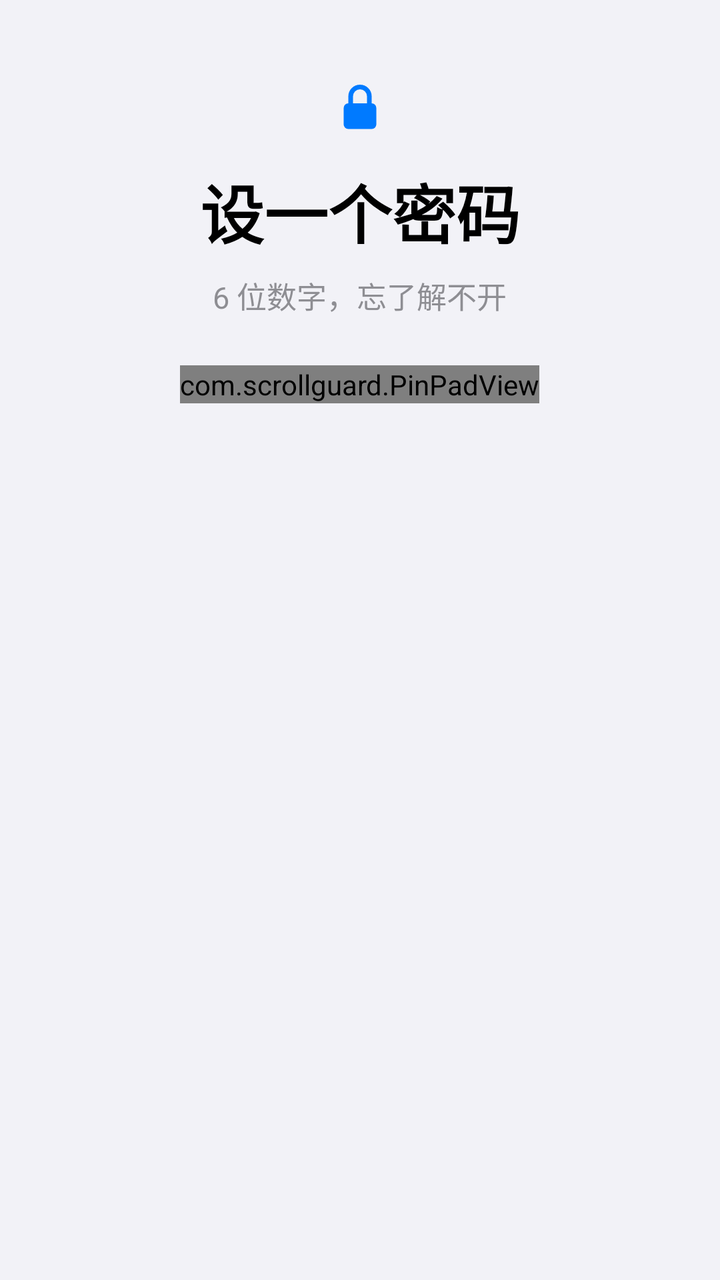
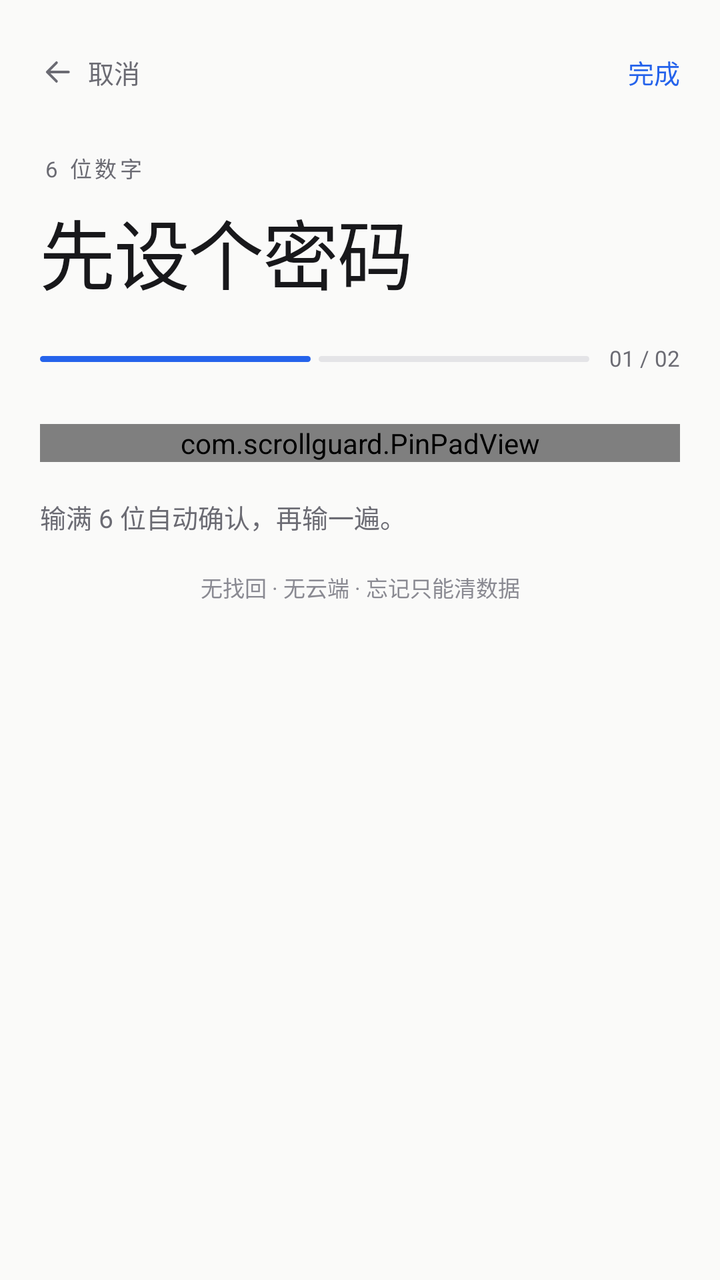

Screens rendered from an Android XML layout before and after an edit, with the pre-edit source and the edit as a unified diff.
<!-- AndroidManifest.xml: application theme AppTheme -->
<!-- res/layout/activity_setup.xml -->
<?xml version="1.0" encoding="utf-8"?>
<ScrollView xmlns:android="http://schemas.android.com/apk/res/android"
    android:layout_width="match_parent"
    android:layout_height="match_parent"
    android:background="@color/bg"
    android:fillViewport="true"
    android:scrollbars="none">

    <LinearLayout
        android:layout_width="match_parent"
        android:layout_height="wrap_content"
        android:gravity="center_horizontal"
        android:orientation="vertical"
        android:paddingLeft="24dp"
        android:paddingRight="24dp"
        android:paddingTop="40dp"
        android:paddingBottom="24dp">

        <ImageView
            android:layout_width="28dp"
            android:layout_height="28dp"
            android:contentDescription="@null"
            android:src="@drawable/ic_lock"
            android:tint="@color/accent" />

        <TextView
            android:id="@+id/setup_title"
            android:layout_width="wrap_content"
            android:layout_height="wrap_content"
            android:layout_marginTop="14dp"
            android:gravity="center"
            android:text="设一个密码"
            android:textColor="@color/text"
            android:textSize="32sp"
            android:textStyle="bold" />

        <TextView
            android:id="@+id/setup_sub"
            android:layout_width="wrap_content"
            android:layout_height="wrap_content"
            android:layout_marginTop="8dp"
            android:gravity="center"
            android:text="6 位数字，忘了解不开"
            android:textColor="@color/dim"
            android:textSize="15sp" />

        <com.scrollguard.PinPadView
            android:id="@+id/setup_pad"
            android:layout_width="wrap_content"
            android:layout_height="wrap_content"
            android:layout_marginTop="24dp" />
    </LinearLayout>
</ScrollView>
<!-- resources referenced by this layout -->
<resources>
  <color name="accent">#FF007AFF</color>
  <color name="bg">#FFF2F2F7</color>
  <color name="dim">#FF8E8E93</color>
  <color name="text">#FF000000</color>
  <!-- drawable ic_lock (drawable) -->
  <?xml version="1.0" encoding="utf-8"?>
  <vector xmlns:android="http://schemas.android.com/apk/res/android"
      android:width="24dp"
      android:height="24dp"
      android:viewportWidth="24"
      android:viewportHeight="24">
      <path
          android:fillColor="#FFFFFFFF"
          android:pathData="M7,10h10a2,2 0 0 1 2,2v7a2,2 0 0 1 -2,2h-10a2,2 0 0 1 -2,-2v-7a2,2 0 0 1 2,-2z" />
      <path
          android:fillColor="#00000000"
          android:pathData="M8,10V7a4,4 0 0 1 8,0v3"
          android:strokeColor="#FFFFFFFF"
          android:strokeLineCap="round"
          android:strokeWidth="2" />
  </vector>
  <style name="AppTheme" parent="@android:style/Theme.Material.Light.NoActionBar">
          <item name="android:windowBackground">@color/bg</item>
          <item name="android:colorAccent">@color/accent</item>
          <item name="android:statusBarColor">@color/bg</item>
          <item name="android:navigationBarColor">@color/bg</item>
          <item name="android:textColorPrimary">@color/text</item>
          <item name="android:textColorSecondary">@color/dim</item>
          <item name="android:colorControlActivated">@color/accent</item>
          <item name="android:colorControlNormal">@color/dim</item>
          <item name="android:windowLightStatusBar">true</item>
          <item name="android:windowLightNavigationBar">true</item>
          <item name="android:alertDialogTheme">@style/AppDialog</item>
      </style>
  <style name="AppDialog" parent="@android:style/Theme.Material.Light.Dialog.Alert">
          <item name="android:windowBackground">@drawable/dialog_bg</item>
          <item name="android:colorAccent">@color/accent</item>
          <item name="android:textColorPrimary">@color/text</item>
          <item name="android:textColorSecondary">@color/dim</item>
          <item name="android:windowLightStatusBar">true</item>
          <item name="android:windowLightNavigationBar">true</item>
          <item name="android:windowMinWidthMajor">80%</item>
          <item name="android:windowMinWidthMinor">80%</item>
      </style>
  <!-- drawable dialog_bg (drawable) -->
  <?xml version="1.0" encoding="utf-8"?>
  <shape xmlns:android="http://schemas.android.com/apk/res/android" android:shape="rectangle">
      <solid android:color="@color/card" />
      <corners android:radius="24dp" />
  </shape>
  <color name="card">#FFFFFFFF</color>
</resources>

<!-- the commit's change to res/layout/activity_setup.xml (unified diff, before → after) -->
@@ -9,45 +9,151 @@
     <LinearLayout
         android:layout_width="match_parent"
         android:layout_height="wrap_content"
-        android:gravity="center_horizontal"
         android:orientation="vertical"
-        android:paddingLeft="24dp"
-        android:paddingRight="24dp"
-        android:paddingTop="40dp"
+        android:paddingStart="20dp"
+        android:paddingEnd="20dp"
+        android:paddingTop="14dp"
         android:paddingBottom="24dp">
 
-        <ImageView
-            android:layout_width="28dp"
-            android:layout_height="28dp"
-            android:contentDescription="@null"
-            android:src="@drawable/ic_lock"
-            android:tint="@color/accent" />
+        <LinearLayout
+            android:id="@+id/setup_nav"
+            android:layout_width="match_parent"
+            android:layout_height="wrap_content"
+            android:minHeight="44dp"
+            android:gravity="center_vertical"
+            android:orientation="horizontal">
+
+            <ImageView
+                android:layout_width="18dp"
+                android:layout_height="18dp"
+                android:contentDescription="@null"
+                android:src="@drawable/ic_arrow_left" />
+
+            <TextView
+                android:id="@+id/setup_cancel"
+                android:layout_width="wrap_content"
+                android:layout_height="wrap_content"
+                android:paddingTop="12dp"
+                android:paddingBottom="12dp"
+                android:paddingStart="6dp"
+                android:paddingEnd="8dp"
+                android:includeFontPadding="false"
+                android:text="取消"
+                android:textColor="@color/dim"
+                android:textSize="13sp" />
+
+            <View
+                android:layout_width="0dp"
+                android:layout_height="1dp"
+                android:layout_weight="1" />
+
+            <TextView
+                android:id="@+id/setup_done"
+                android:layout_width="wrap_content"
+                android:layout_height="wrap_content"
+                android:paddingTop="12dp"
+                android:paddingBottom="12dp"
+                android:paddingStart="8dp"
+                android:includeFontPadding="false"
+                android:text="完成"
+                android:textColor="@color/accent"
+                android:textSize="13sp" />
+        </LinearLayout>
+
+        <TextView
+            android:layout_width="wrap_content"
+            android:layout_height="wrap_content"
+            android:layout_marginStart="2dp"
+            android:layout_marginTop="18dp"
+            android:includeFontPadding="false"
+            android:letterSpacing="0.14"
+            android:text="6 位数字"
+            android:textColor="@color/dim"
+            android:textSize="11sp" />
 
         <TextView
             android:id="@+id/setup_title"
             android:layout_width="wrap_content"
             android:layout_height="wrap_content"
-            android:layout_marginTop="14dp"
-            android:gravity="center"
-            android:text="设一个密码"
+            android:layout_marginTop="6dp"
+            android:includeFontPadding="false"
+            android:letterSpacing="-0.02"
+            android:text="先设个密码"
             android:textColor="@color/text"
-            android:textSize="32sp"
-            android:textStyle="bold" />
+            android:textSize="38sp" />
 
         <TextView
             android:id="@+id/setup_sub"
             android:layout_width="wrap_content"
             android:layout_height="wrap_content"
-            android:layout_marginTop="8dp"
-            android:gravity="center"
-            android:text="6 位数字，忘了解不开"
+            android:layout_marginTop="10dp"
+            android:includeFontPadding="false"
             android:textColor="@color/dim"
-            android:textSize="15sp" />
+            android:textSize="13sp"
+            android:visibility="gone" />
+
+        <LinearLayout
+            android:layout_width="match_parent"
+            android:layout_height="wrap_content"
+            android:layout_marginTop="20dp"
+            android:gravity="center_vertical"
+            android:orientation="horizontal">
+
+            <LinearLayout
+                android:id="@+id/setup_progress"
+                android:layout_width="0dp"
+                android:layout_height="3dp"
+                android:layout_weight="1"
+                android:orientation="horizontal">
+
+                <View
+                    android:layout_width="0dp"
+                    android:layout_height="match_parent"
+                    android:layout_marginEnd="4dp"
+                    android:layout_weight="1"
+                    android:background="@drawable/progress_seg" />
+
+                <View
+                    android:layout_width="0dp"
+                    android:layout_height="match_parent"
+                    android:layout_weight="1"
+                    android:background="@drawable/progress_seg_off" />
+            </LinearLayout>
+
+            <TextView
+                android:id="@+id/setup_step"
+                android:layout_width="wrap_content"
+                android:layout_height="wrap_content"
+                android:layout_marginStart="10dp"
+                android:includeFontPadding="false"
+                android:text="01 / 02"
+                android:textColor="@color/dim"
+                android:textSize="11sp" />
+        </LinearLayout>
 
         <com.scrollguard.PinPadView
             android:id="@+id/setup_pad"
-            android:layout_width="wrap_content"
+            android:layout_width="match_parent"
             android:layout_height="wrap_content"
-            android:layout_marginTop="24dp" />
+            android:layout_marginTop="26dp" />
+
+        <TextView
+            android:layout_width="match_parent"
+            android:layout_height="wrap_content"
+            android:layout_marginTop="18dp"
+            android:includeFontPadding="false"
+            android:text="输满 6 位自动确认，再输一遍。"
+            android:textColor="@color/dim"
+            android:textSize="13sp" />
+
+        <TextView
+            android:layout_width="match_parent"
+            android:layout_height="wrap_content"
+            android:layout_marginTop="18dp"
+            android:gravity="center"
+            android:includeFontPadding="false"
+            android:text="无找回 · 无云端 · 忘记只能清数据"
+            android:textColor="@color/dim2"
+            android:textSize="11sp" />
     </LinearLayout>
 </ScrollView>
<!-- resource entries referenced after the edit -->
@@ -1,26 +1,28 @@
 <!-- resources referenced by this layout -->
 <resources>
-  <color name="accent">#FF007AFF</color>
-  <color name="bg">#FFF2F2F7</color>
-  <color name="dim">#FF8E8E93</color>
-  <color name="text">#FF000000</color>
-  <!-- drawable ic_lock (drawable) -->
+  <color name="accent">#FF2563EB</color>
+  <color name="bg">#FFFAFAF9</color>
+  <color name="dim">#FF6B6B73</color>
+  <color name="dim2">#FF8A8A92</color>
+  <color name="text">#FF18181B</color>
+  <!-- drawable ic_arrow_left (drawable) -->
+  <vector xmlns:android="http://schemas.android.com/apk/res/android" android:width="24dp" android:height="24dp" android:viewportWidth="24" android:viewportHeight="24">
+    <path android:fillColor="@android:color/transparent" android:strokeColor="@color/dim" android:strokeWidth="1.75" android:strokeLineCap="round" android:strokeLineJoin="round" android:pathData="M19 12H5.5M11 5.8L4.8 12l6.2 6.2" />
+  </vector>
+  <!-- drawable progress_seg (drawable) -->
   <?xml version="1.0" encoding="utf-8"?>
-  <vector xmlns:android="http://schemas.android.com/apk/res/android"
-      android:width="24dp"
-      android:height="24dp"
-      android:viewportWidth="24"
-      android:viewportHeight="24">
-      <path
-          android:fillColor="#FFFFFFFF"
-          android:pathData="M7,10h10a2,2 0 0 1 2,2v7a2,2 0 0 1 -2,2h-10a2,2 0 0 1 -2,-2v-7a2,2 0 0 1 2,-2z" />
-      <path
-          android:fillColor="#00000000"
-          android:pathData="M8,10V7a4,4 0 0 1 8,0v3"
-          android:strokeColor="#FFFFFFFF"
-          android:strokeLineCap="round"
-          android:strokeWidth="2" />
-  </vector>
+  <shape xmlns:android="http://schemas.android.com/apk/res/android"
+      android:shape="rectangle">
+      <solid android:color="@color/accent" />
+      <corners android:radius="2dp" />
+  </shape>
+  <!-- drawable progress_seg_off (drawable) -->
+  <?xml version="1.0" encoding="utf-8"?>
+  <shape xmlns:android="http://schemas.android.com/apk/res/android"
+      android:shape="rectangle">
+      <solid android:color="@color/line" />
+      <corners android:radius="2dp" />
+  </shape>
   <style name="AppTheme" parent="@android:style/Theme.Material.Light.NoActionBar">
           <item name="android:windowBackground">@color/bg</item>
           <item name="android:colorAccent">@color/accent</item>
@@ -34,6 +36,7 @@
           <item name="android:windowLightNavigationBar">true</item>
           <item name="android:alertDialogTheme">@style/AppDialog</item>
       </style>
+  <color name="line">#FFE4E4E7</color>
   <style name="AppDialog" parent="@android:style/Theme.Material.Light.Dialog.Alert">
           <item name="android:windowBackground">@drawable/dialog_bg</item>
           <item name="android:colorAccent">@color/accent</item>
@@ -48,7 +51,8 @@
   <?xml version="1.0" encoding="utf-8"?>
   <shape xmlns:android="http://schemas.android.com/apk/res/android" android:shape="rectangle">
       <solid android:color="@color/card" />
-      <corners android:radius="24dp" />
+      <corners android:radius="18dp" />
+      <stroke android:width="1dp" android:color="@color/line" />
   </shape>
   <color name="card">#FFFFFFFF</color>
 </resources>
